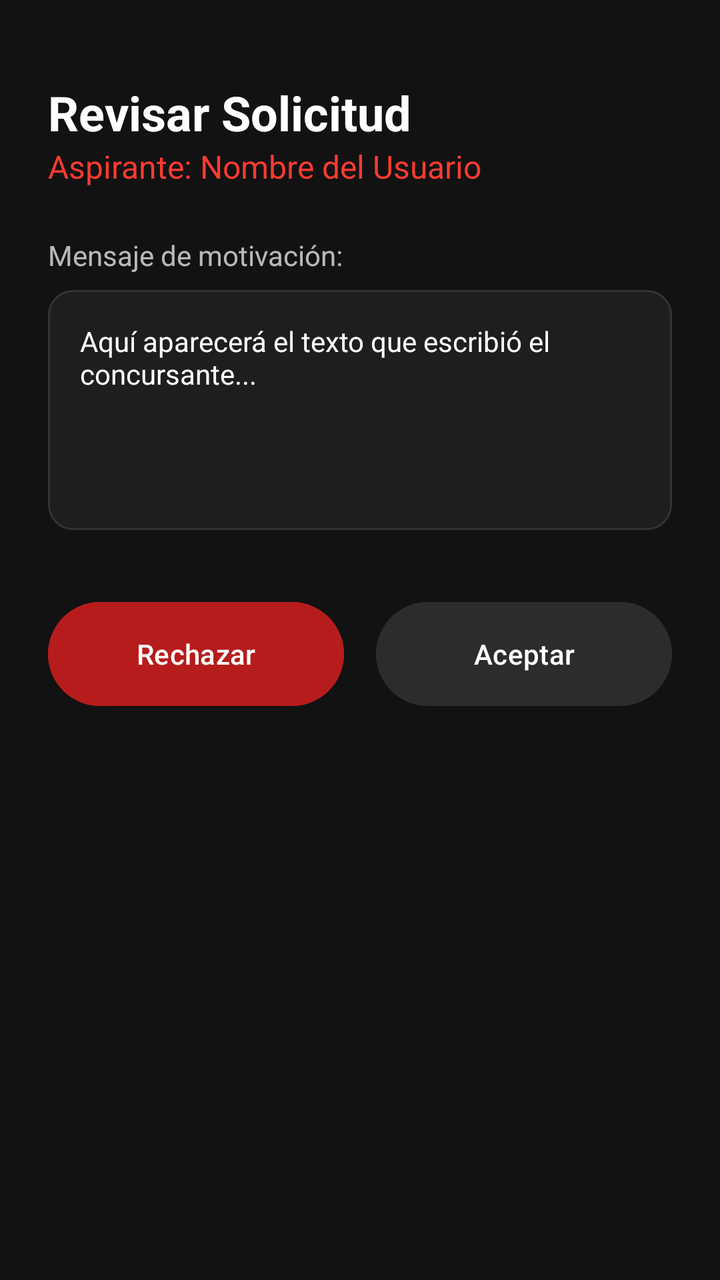
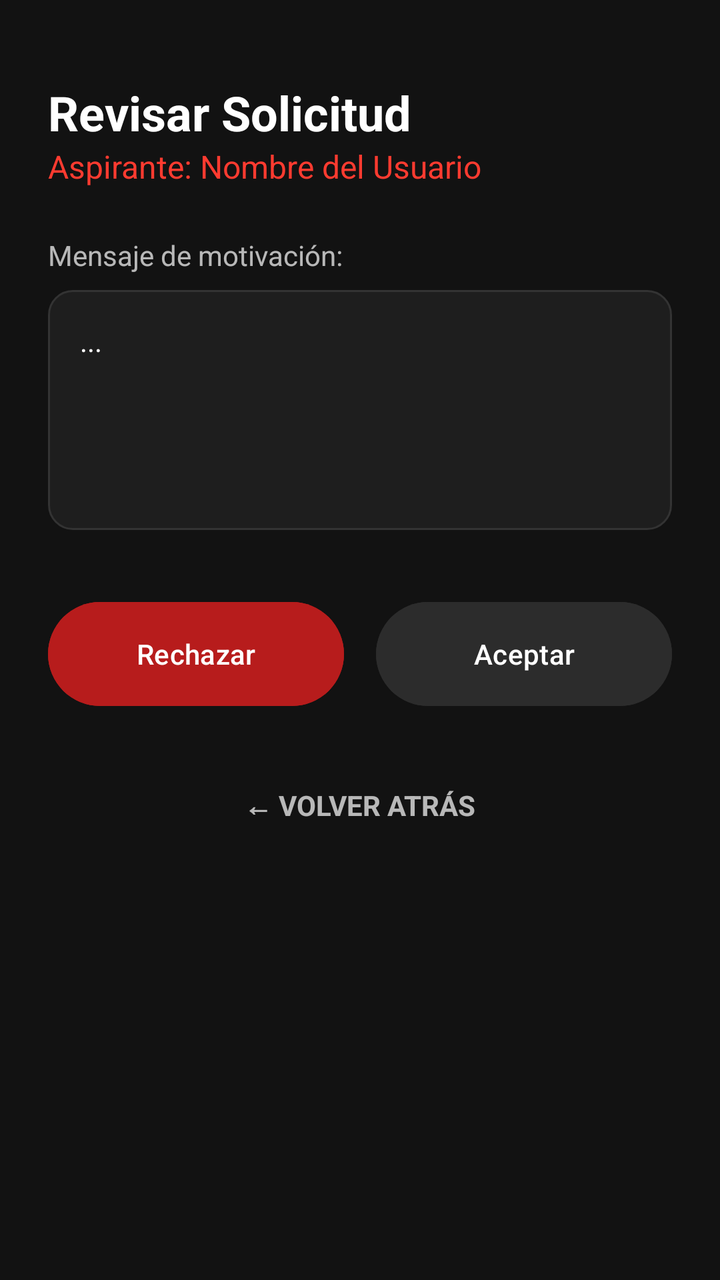

Compare the two renders of this Android layout. The source of the first and the diff that turns it into the second are given below.
<!-- AndroidManifest.xml: application theme Theme.GranZonaMarciana -->
<!-- res/layout/activity_application_review.xml -->
<?xml version="1.0" encoding="utf-8"?>
<ScrollView xmlns:android="http://schemas.android.com/apk/res/android"
    xmlns:app="http://schemas.android.com/apk/res-auto"
    android:layout_width="match_parent"
    android:layout_height="match_parent"
    android:fillViewport="true"
    android:background="@color/background_dark">

    <LinearLayout
        android:layout_width="match_parent"
        android:layout_height="wrap_content"
        android:orientation="vertical"
        android:padding="24dp">

        <TextView
            android:layout_width="wrap_content"
            android:layout_height="wrap_content"
            android:text="Revisar Solicitud"
            android:textSize="24sp"
            android:textStyle="bold"
            android:textColor="@color/white"
            android:layout_marginTop="16dp"/>

        <TextView
            android:id="@+id/tvApplicantName"
            android:layout_width="wrap_content"
            android:layout_height="wrap_content"
            android:text="Aspirante: Nombre del Usuario"
            android:textSize="16sp"
            android:textColor="@color/button_login_bg"
            android:layout_marginBottom="24dp"/>

        <TextView
            android:layout_width="wrap_content"
            android:layout_height="wrap_content"
            android:text="Mensaje de motivación:"
            android:textColor="@color/text_secondary"
            android:layout_marginBottom="8dp" />

        <TextView
            android:id="@+id/tvMotivationDetail"
            android:layout_width="match_parent"
            android:layout_height="wrap_content"
            android:background="@drawable/edittext_background"
            android:padding="16dp"
            android:minHeight="120dp"
            android:text="Aquí aparecerá el texto que escribió el concursante..."
            android:textColor="@color/white" />

        <LinearLayout
            android:layout_width="match_parent"
            android:layout_height="wrap_content"
            android:orientation="horizontal"
            android:layout_marginTop="32dp"
            android:weightSum="2">

            <Button
                android:id="@+id/btnReject"
                android:layout_width="0dp"
                android:layout_height="60dp"
                android:layout_weight="1"
                android:layout_marginEnd="8dp"
                android:text="Rechazar"
                android:backgroundTint="#B71C1C"
                android:textColor="@color/white" />

            <Button
                android:id="@+id/btnAccept"
                android:layout_width="0dp"
                android:layout_height="60dp"
                android:layout_weight="1"
                android:layout_marginStart="8dp"
                android:text="Aceptar"
                android:backgroundTint="@color/button_register_bg"
                android:textColor="@color/white" />
        </LinearLayout>

    </LinearLayout>
</ScrollView>
<!-- resources referenced by this layout -->
<resources>
  <color name="background_dark">#121212</color>
  <color name="button_login_bg">#FF3B30</color>
  <color name="button_register_bg">#2C2C2C</color>
  <color name="text_secondary">#B3FFFFFF</color>
  <color name="white">#FFFFFF</color>
  <!-- drawable edittext_background (drawable) -->
  <shape xmlns:android="http://schemas.android.com/apk/res/android">
      <solid android:color="#1E1E1E" /> <corners android:radius="12dp" />
      <stroke android:width="1dp" android:color="#333333" />
  </shape>
  <style name="Theme.GranZonaMarciana" parent="Base.Theme.GranZonaMarciana" />
  <style name="Base.Theme.GranZonaMarciana" parent="Theme.Material3.DayNight.NoActionBar">
          
          
      </style>
</resources>

<!-- the commit's change to res/layout/activity_application_review.xml (unified diff, before → after) -->
@@ -1,6 +1,5 @@
 <?xml version="1.0" encoding="utf-8"?>
 <ScrollView xmlns:android="http://schemas.android.com/apk/res/android"
-    xmlns:app="http://schemas.android.com/apk/res-auto"
     android:layout_width="match_parent"
     android:layout_height="match_parent"
     android:fillViewport="true"
@@ -44,7 +43,7 @@
             android:background="@drawable/edittext_background"
             android:padding="16dp"
             android:minHeight="120dp"
-            android:text="Aquí aparecerá el texto que escribió el concursante..."
+            android:text="..."
             android:textColor="@color/white" />
 
         <LinearLayout
@@ -75,5 +74,17 @@
                 android:textColor="@color/white" />
         </LinearLayout>
 
+        <TextView
+            android:id="@+id/btnBackReview"
+            android:layout_width="wrap_content"
+            android:layout_height="wrap_content"
+            android:layout_gravity="center_horizontal"
+            android:layout_marginTop="24dp"
+            android:padding="12dp"
+            android:text="← VOLVER ATRÁS"
+            android:textColor="@color/text_secondary"
+            android:textStyle="bold"
+            android:textSize="14sp" />
+
     </LinearLayout>
 </ScrollView>
